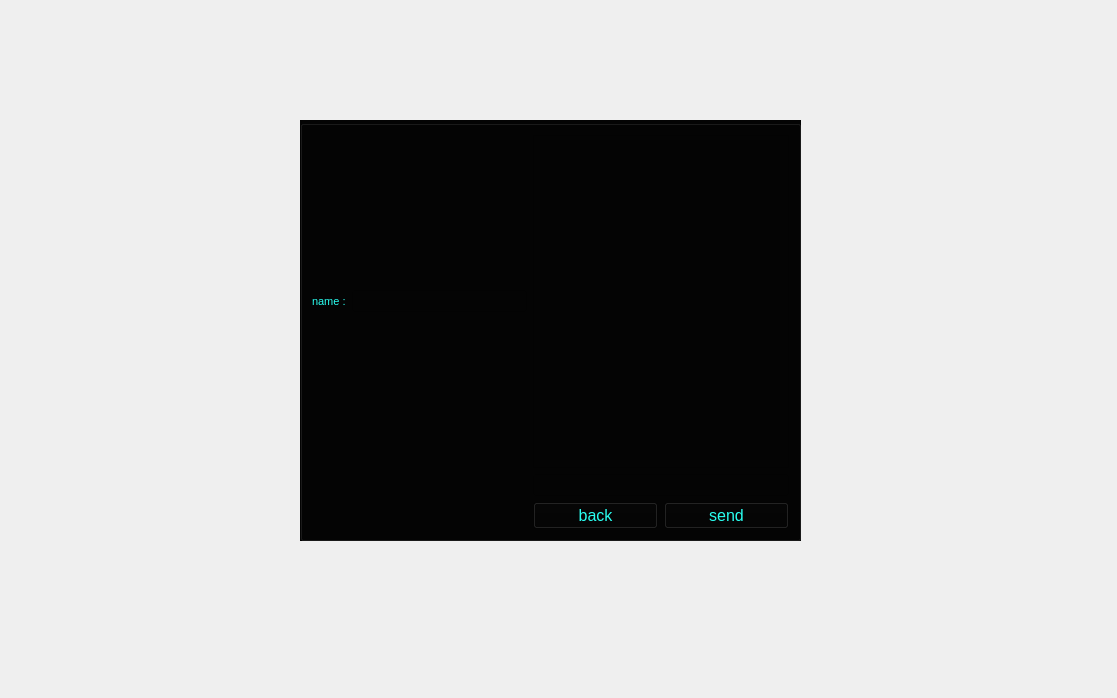
First picture: the form in massenger/joingroup_dialog.ui, repository MahanBeidokhti/AP-Messenger, before the edit.
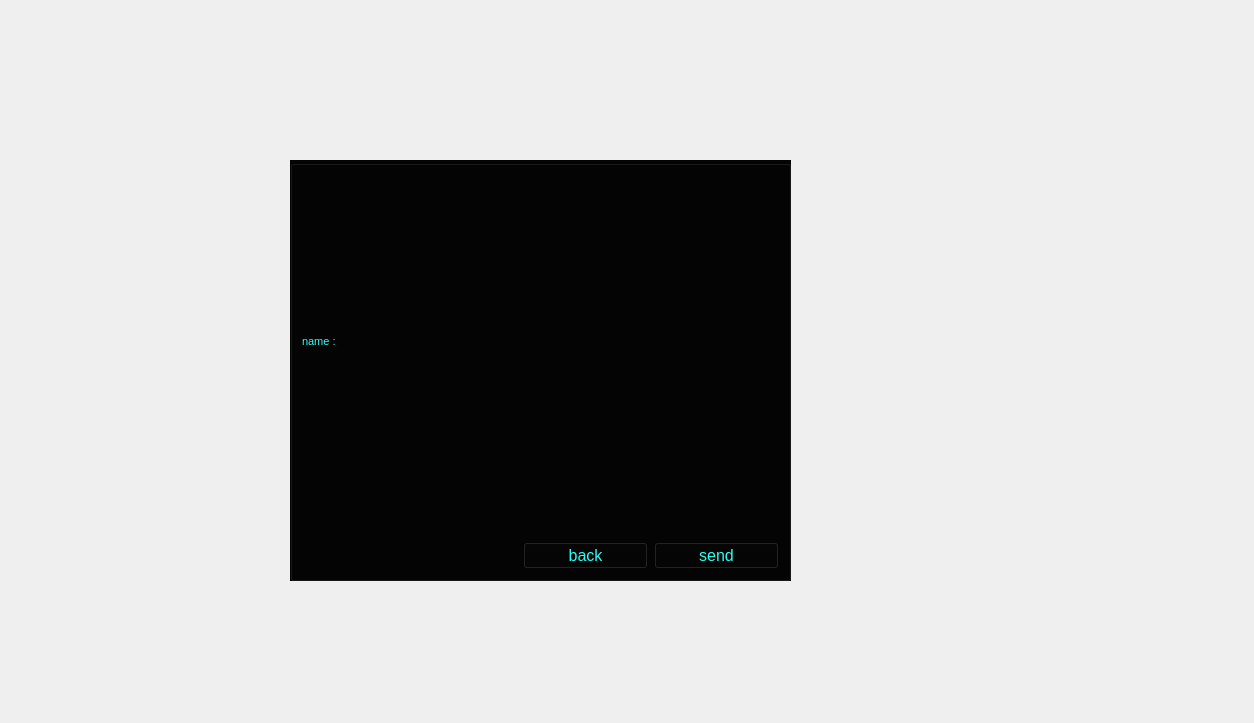
Second picture: the form after the edit. Icons and pictures are not drawn.

What changed in the file:
```diff
--- a/massenger/joingroup_dialog.ui
+++ b/massenger/joingroup_dialog.ui
@@ -6,8 +6,8 @@
    <rect>
     <x>0</x>
     <y>0</y>
-    <width>1117</width>
-    <height>698</height>
+    <width>1254</width>
+    <height>723</height>
    </rect>
   </property>
   <property name="windowTitle">
@@ -19,8 +19,8 @@
   <widget class="QGroupBox" name="groupinformation_groupBox">
    <property name="geometry">
     <rect>
-     <x>400</x>
-     <y>230</y>
+     <x>390</x>
+     <y>280</y>
      <width>281</width>
      <height>171</height>
     </rect>
@@ -66,8 +66,8 @@
   <widget class="QGroupBox" name="chat_groupBox">
    <property name="geometry">
     <rect>
-     <x>300</x>
-     <y>120</y>
+     <x>290</x>
+     <y>160</y>
      <width>501</width>
      <height>421</height>
     </rect>
```
